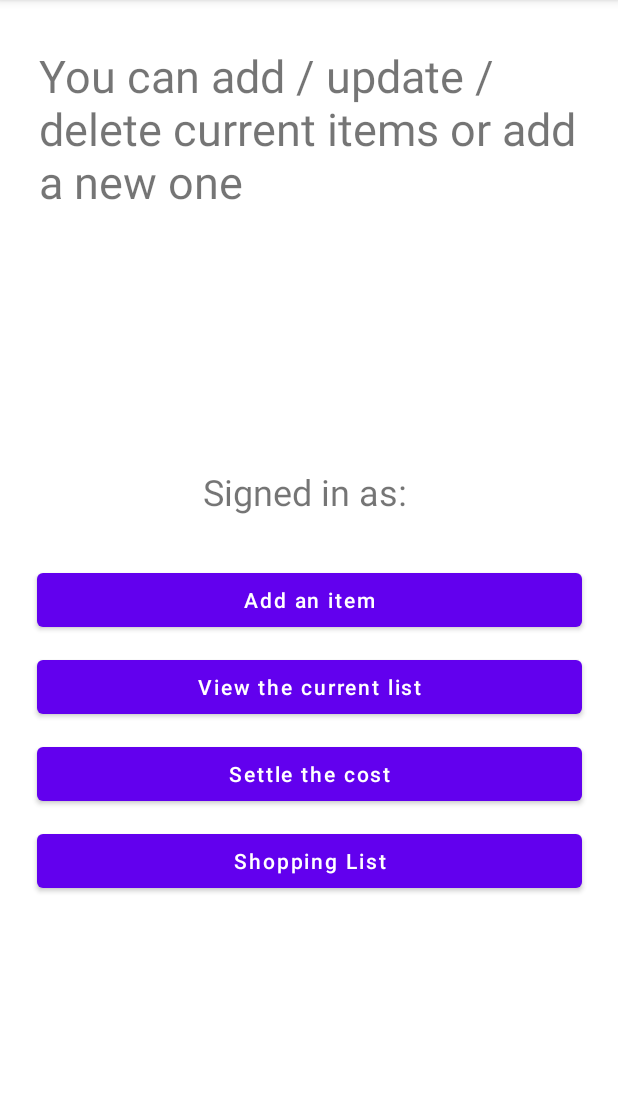
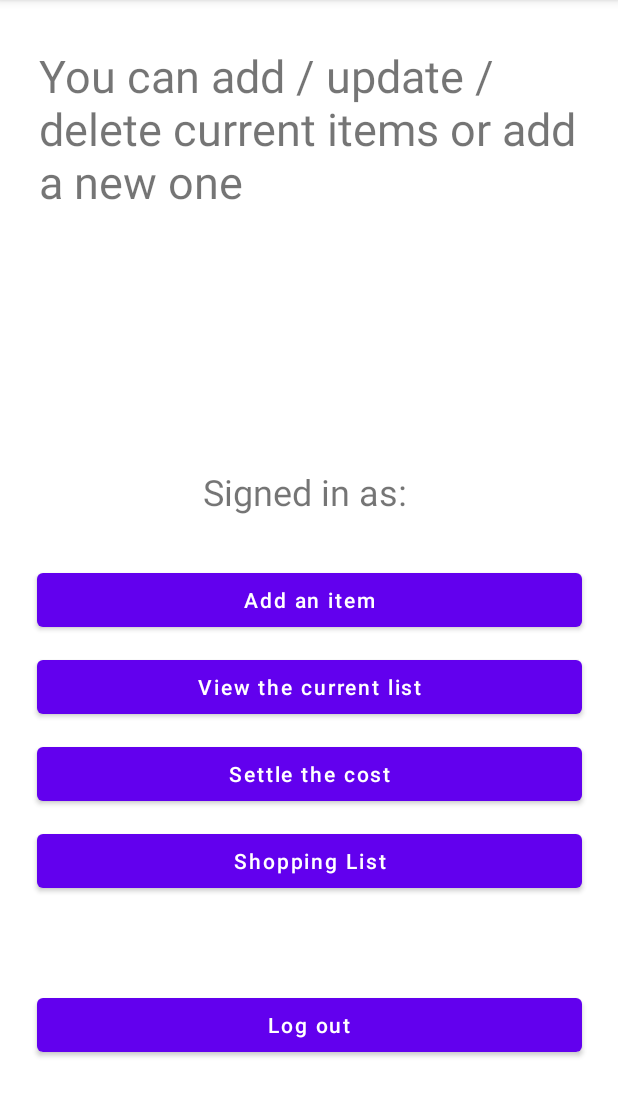
Before and after one commit to eugraff2/FinalShoppingApp, an Android app: the ItemManagementActivity screen opened directly, with no data from a screen before it, on a phone screen of 412 x 824 dp, the part 84-1201 px from its top. Run offline under Robolectric (Android 15) with nearby library versions, the light colour scheme and no system bars; our stand-ins replace Firebase (no records; nobody signed in at launch, a user with empty details on screens opened directly).

Commit message:
Items can be added within the shopping list, logout button and functinoality added within ItemManagementActivity

```diff
--- a/app/src/main/java/edu/uga/cs/finalshoppingapp/AddItemActivity.java
+++ b/app/src/main/java/edu/uga/cs/finalshoppingapp/AddItemActivity.java
@@ -40,15 +40,15 @@ public class AddItemActivity extends AppCompatActivity {
             double price = Double.parseDouble(priceText.getText().toString());
             final Item item = new Item(name, price);
 
-            // Add a new element (JobLead) to the list of job leads in Firebase.
+            // Add a new element (Item) to the list of items in Firebase.
             FirebaseDatabase database = FirebaseDatabase.getInstance();
             DatabaseReference myRef = database.getReference("items");
 
             // First, a call to push() appends a new node to the existing list (one is created
             // if this is done for the first time).  Then, we set the value in the newly created
-            // list node to store the new job lead.
+            // list node to store the new item.
             // This listener will be invoked asynchronously, as no need for an AsyncTask, as in
-            // the previous apps to maintain job leads.
+            // the previous apps to maintain items.
             myRef.push().setValue( item )
                     .addOnSuccessListener( new OnSuccessListener<Void>() {
                         @Override
--- a/app/src/main/java/edu/uga/cs/finalshoppingapp/AddItemDialogFragment.java
+++ b/app/src/main/java/edu/uga/cs/finalshoppingapp/AddItemDialogFragment.java
@@ -54,16 +54,16 @@ public class AddItemDialogFragment extends DialogFragment {
     private class AddItemListener implements DialogInterface.OnClickListener {
         @Override
         public void onClick(DialogInterface dialog, int which) {
-            // get the new job lead data from the user
+            // get the new item data from the user
             String name = nameText.getText().toString();
             Double price = Double.parseDouble(priceText.getText().toString());
 
             // create a new item object
             Item item = new Item(name, price);
-            // get the Activity's listener to add the new job lead
+            // get the Activity's listener to add the new item
             AddItemDialogListener listener = (AddItemDialogListener) getActivity();
 
-            // add the new job lead
+            // add the new item
             listener.addItem( item );
 
             // close the dialog
--- a/app/src/main/java/edu/uga/cs/finalshoppingapp/ItemManagementActivity.java
+++ b/app/src/main/java/edu/uga/cs/finalshoppingapp/ItemManagementActivity.java
@@ -26,6 +26,7 @@ public class ItemManagementActivity extends AppCompatActivity {
         Button viewButt = findViewById(R.id.viewallButton);
         Button settleButt = findViewById(R.id.settleButton);
         Button slistButt = findViewById(R.id.shoppingButton);
+        Button logoutButt = findViewById(R.id.logoutButton);
         signedinText = findViewById(R.id.textView3);
 
         // Setup a listener for a change in the sign in status (authentication status change)
@@ -50,7 +51,7 @@ public class ItemManagementActivity extends AppCompatActivity {
         viewButt.setOnClickListener(new viewallListener());
         settleButt.setOnClickListener(new settleListener());
         slistButt.setOnClickListener(new shoppingListener());
-
+        logoutButt.setOnClickListener(new logoutListener());
 
     } // onCreate
 
@@ -86,4 +87,14 @@ public class ItemManagementActivity extends AppCompatActivity {
         }
     }
 
+    private class logoutListener implements View.OnClickListener {
+        @Override
+        public void onClick(View view) {
+            Intent intent = new Intent(view.getContext(), MainActivity.class);
+            FirebaseAuth.getInstance().signOut();
+            view.getContext().startActivity(intent);
+        }
+    }
+
+
 } // ItemManagementActivity
--- a/app/src/main/java/edu/uga/cs/finalshoppingapp/ItemRecyclerAdapter.java
+++ b/app/src/main/java/edu/uga/cs/finalshoppingapp/ItemRecyclerAdapter.java
@@ -43,7 +43,7 @@ public class ItemRecyclerAdapter extends RecyclerView.Adapter<ItemRecyclerAdapte
         return new ItemHolder( view );
     }
 
-    // This method fills in the values of the Views to show a JobLead
+    // This method fills in the values of the Views to show a item
     @Override
     public void onBindViewHolder( ItemHolder holder, int position ) {
         Item item = itemList.get( position );
@@ -59,9 +59,9 @@ public class ItemRecyclerAdapter extends RecyclerView.Adapter<ItemRecyclerAdapte
         // We can attach an OnClickListener to the itemView of the holder;
         // itemView is a public field in the Holder class.
         // It will be called when the user taps/clicks on the whole item, i.e., one of
-        // the job leads shown.
+        // the items shown.
         // This will indicate that the user wishes to edit (modify or delete) this item.
-        // We create and show an EditJobLeadDialogFragment.
+        // We create and show an EditItemDialogFragment.
         holder.itemView.setOnClickListener(new View.OnClickListener() {
             @Override
             public void onClick(View v) {
--- a/app/src/main/java/edu/uga/cs/finalshoppingapp/MainActivity.java
+++ b/app/src/main/java/edu/uga/cs/finalshoppingapp/MainActivity.java
@@ -69,7 +69,7 @@ public class MainActivity extends AppCompatActivity {
 
     // This method is called once the Firebase sign-in activity (launched above) returns (completes).
     // Then, the current (logged-in) Firebase user can be obtained.
-    // Subsequently, there is a transition to the JobLeadManagementActivity.
+    // Subsequently, there is a transition to the ItemManagementActivity.
     private void onLoginResult( FirebaseAuthUIAuthenticationResult result ) {
         IdpResponse response = result.getIdpResponse();
         if (result.getResultCode() == RESULT_OK) {
@@ -78,7 +78,6 @@ public class MainActivity extends AppCompatActivity {
 
             }
 
-            // after a successful sign in, start the job leads management activity
             Intent intent = new Intent( this, ItemManagementActivity.class );
             startActivity( intent );
         }
--- a/app/src/main/res/layout/activity_item_management.xml
+++ b/app/src/main/res/layout/activity_item_management.xml
@@ -81,4 +81,15 @@
         app:layout_constraintStart_toStartOf="parent"
         app:layout_constraintTop_toBottomOf="@+id/viewallButton" />
 
+    <Button
+        android:id="@+id/logoutButton"
+        android:layout_width="363dp"
+        android:layout_height="wrap_content"
+        android:text="Log out"
+        android:textAllCaps="false"
+        app:layout_constraintBottom_toBottomOf="parent"
+        app:layout_constraintEnd_toEndOf="parent"
+        app:layout_constraintStart_toStartOf="parent"
+        app:layout_constraintTop_toBottomOf="@+id/shoppingButton" />
+
 </androidx.constraintlayout.widget.ConstraintLayout>
```
Also changed, not shown: app/src/main/java/edu/uga/cs/finalshoppingapp/EditItemDialogFragment.java (+45 -4 lines), app/src/main/java/edu/uga/cs/finalshoppingapp/ShoppingListActivity.java (+6 -6 lines).
